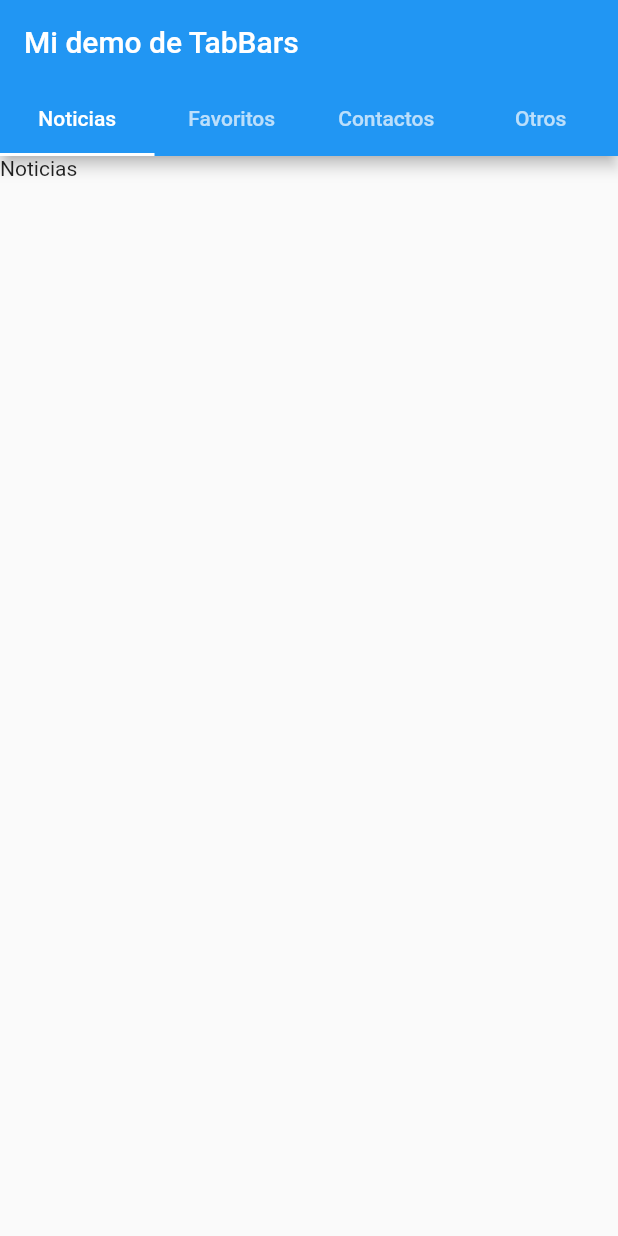
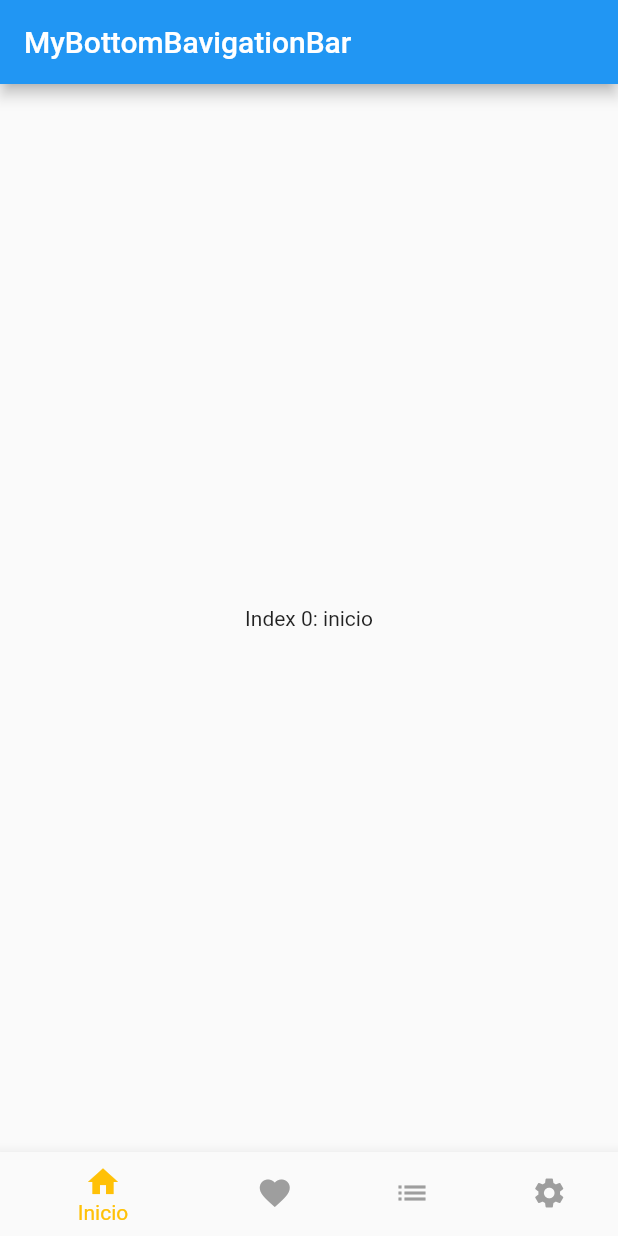
Before and after one commit to GiovanniSolano/Componentes-b-sicos---Flutter, a Flutter app: the screen it shows after launch, on a phone screen of 412 x 824 dp. Run offline on Flutter 3.47's test engine with Material 2 defaults, Android fonts, the phone set to English and light mode, and no system bars.

Commit message:
Componenets basicos - BottomNavigationBar

```diff
--- /dev/null
+++ b/lib/components/bottomnavigationbar.dart
@@ -0,0 +1,53 @@
+import 'package:components/widgetSettings.dart';
+import 'package:flutter/material.dart';
+import 'package:flutter/widgets.dart';
+
+class MyBottomNavigationBar extends StatefulWidget {
+  @override
+  _MyBottomNavigationBarState createState() => _MyBottomNavigationBarState();
+}
+
+class _MyBottomNavigationBarState extends State<MyBottomNavigationBar> {
+  // 1. BottomNav: Indice del selector del bottomNavigation
+  int _selectedIndex = 0;
+  // 2. BottomNav: Lista de opciones del bottomNavigation
+  static List<Widget> _widgetOptions = <Widget>[
+    Text('Index 0: inicio'),
+    Text('Index 1: favoritos'),
+    Text('Index 2: mis listas'),
+    WidgetSettings()
+  ];
+
+  // 3. BottomNav: Función que indica que guarda el valor del indice seleccionado
+  void _selectedOptionInMyBottomNavigation(int index) {
+    setState(() {
+      _selectedIndex = index;
+    });
+  }
+
+  @override
+  Widget build(BuildContext context) {
+    return Scaffold(
+      appBar: AppBar(title: Text('MyBottomBavigationBar')),
+      // 5. BottomNav: Elemento que se muestra actualmente en esta pantalla/widget/pantalla principal
+      body: Center(
+        child: _widgetOptions.elementAt(_selectedIndex),
+      ),
+      //4. BottomNav: Implementación de la navegación en el bottomNavigation
+      bottomNavigationBar: BottomNavigationBar(
+        items: const <BottomNavigationBarItem>[
+          BottomNavigationBarItem(icon: Icon(Icons.home), label: 'Inicio'),
+          BottomNavigationBarItem(
+              icon: Icon(Icons.favorite), label: 'Favoritos'),
+          BottomNavigationBarItem(icon: Icon(Icons.list), label: 'Mis listas'),
+          BottomNavigationBarItem(icon: Icon(Icons.settings), label: 'Ajustes'),
+        ],
+        // Indice que actualmente que está seleccionado
+        currentIndex: _selectedIndex,
+        unselectedItemColor: Colors.grey,
+        selectedItemColor: Colors.amber,
+        onTap: _selectedOptionInMyBottomNavigation,
+      ),
+    );
+  }
+}
--- a/lib/main.dart
+++ b/lib/main.dart
@@ -1,11 +1,12 @@
-import 'package:components/WidgetArgument.dart';
 import 'package:components/components/WidgetScreen2.dart';
-import 'package:components/components/secondpage.dart';
-import 'package:components/components/text.dart';
 import 'package:flutter/material.dart';
 
-import 'components/gridview.dart';
+import 'components/bottomnavigationbar.dart';
 
+// import 'components/gridview.dart';
+// import 'package:components/WidgetArgument.dart';
+// import 'package:components/components/secondpage.dart';
+// import 'package:components/components/text.dart';
 // import 'components/listview.dart';
 // import 'package:components/components/card.dart';
 // import 'package:components/components/listtile.dart';
@@ -30,7 +31,7 @@ class MyApp extends StatelessWidget {
       //   '/': (context) => FirstPage(),
       //   '/secondPage': (context) => SecondPage()
       // },
-      home: MyHomePage(),
+      home: MyBottomNavigationBar(),
     );
   }
 }
--- /dev/null
+++ b/lib/widgetSettings.dart
@@ -0,0 +1,12 @@
+import 'package:flutter/material.dart';
+import 'package:flutter/widgets.dart';
+
+class WidgetSettings extends StatelessWidget {
+  @override
+  Widget build(BuildContext context) {
+    return Container(
+      color: Colors.grey,
+      child: Text('Index 3: ajustes'),
+    );
+  }
+}
```
